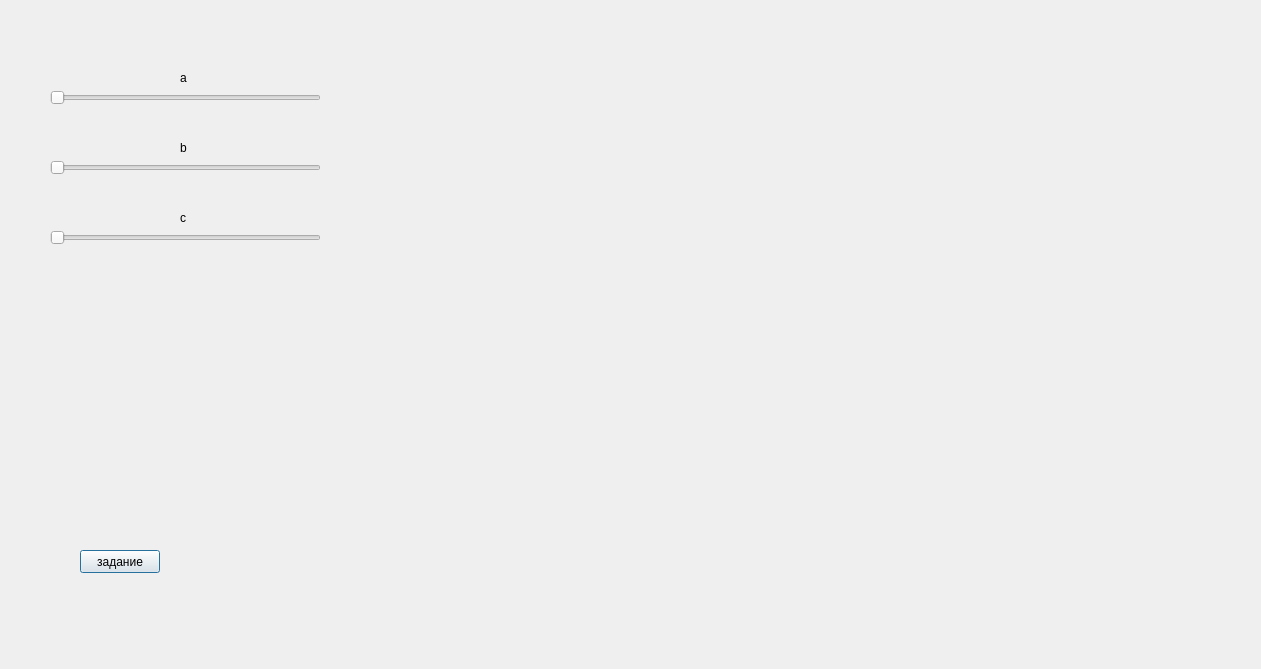
First picture: the form in client/graph.ui, repository LSD00/TIMP-project, before the edit.
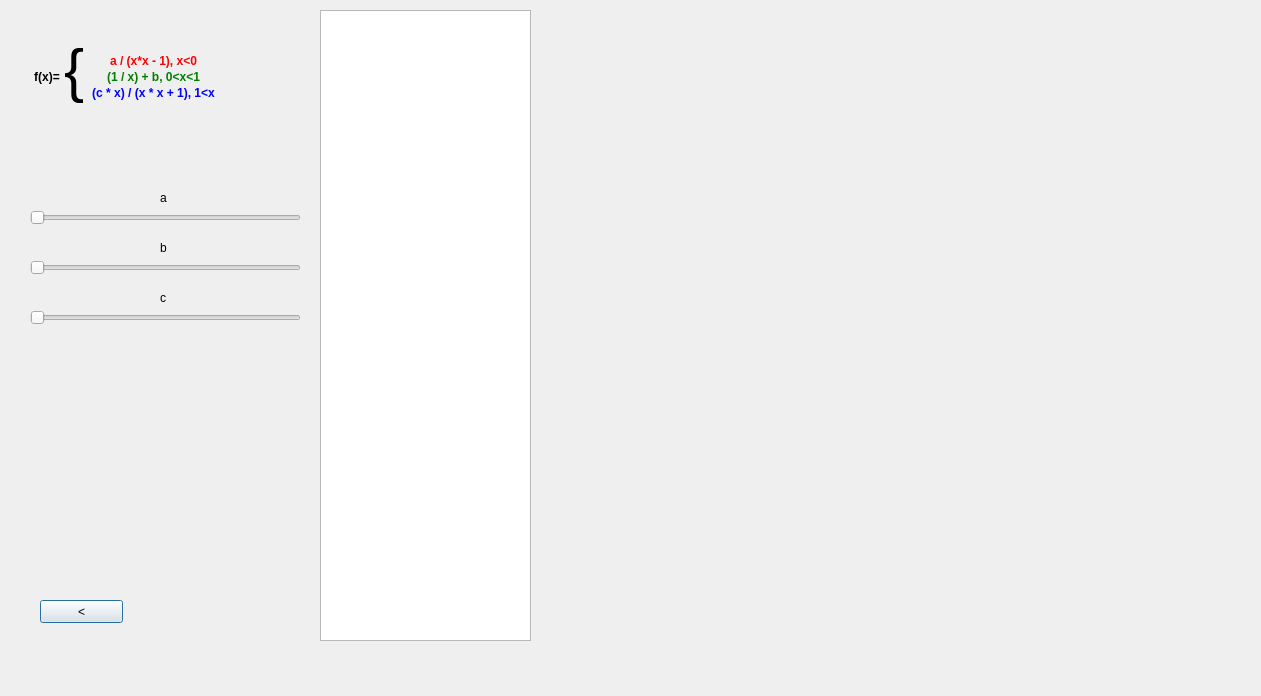
Second picture: the form after the edit. Custom widgets are drawn as their Qt base class.

Diff of the .ui file:
```diff
--- a/client/graph.ui
+++ b/client/graph.ui
@@ -7,17 +7,20 @@
     <x>0</x>
     <y>0</y>
     <width>1261</width>
-    <height>669</height>
+    <height>696</height>
    </rect>
   </property>
   <property name="windowTitle">
    <string>Dialog</string>
   </property>
+  <property name="styleSheet">
+   <string notr="true">backround = rgb(255, 255, 255)</string>
+  </property>
   <widget class="QSlider" name="horizontalSlider">
    <property name="geometry">
     <rect>
-     <x>50</x>
-     <y>90</y>
+     <x>30</x>
+     <y>210</y>
      <width>271</width>
      <height>16</height>
     </rect>
@@ -32,15 +35,15 @@
      <x>549</x>
      <y>9</y>
      <width>701</width>
-     <height>651</height>
+     <height>671</height>
     </rect>
    </property>
   </widget>
   <widget class="QSlider" name="horizontalSlider_2">
    <property name="geometry">
     <rect>
-     <x>50</x>
-     <y>160</y>
+     <x>30</x>
+     <y>260</y>
      <width>271</width>
      <height>16</height>
     </rect>
@@ -52,8 +55,8 @@
   <widget class="QSlider" name="horizontalSlider_3">
    <property name="geometry">
     <rect>
-     <x>50</x>
-     <y>230</y>
+     <x>30</x>
+     <y>310</y>
      <width>271</width>
      <height>16</height>
     </rect>
@@ -65,8 +68,8 @@
   <widget class="QLabel" name="label">
    <property name="geometry">
     <rect>
-     <x>180</x>
-     <y>70</y>
+     <x>160</x>
+     <y>190</y>
      <width>52</width>
      <height>15</height>
     </rect>
@@ -78,8 +81,8 @@
   <widget class="QLabel" name="label_2">
    <property name="geometry">
     <rect>
-     <x>180</x>
-     <y>140</y>
+     <x>160</x>
+     <y>240</y>
      <width>52</width>
      <height>15</height>
     </rect>
@@ -91,8 +94,8 @@
   <widget class="QLabel" name="label_3">
    <property name="geometry">
     <rect>
-     <x>180</x>
-     <y>210</y>
+     <x>160</x>
+     <y>290</y>
      <width>52</width>
      <height>15</height>
     </rect>
@@ -101,17 +104,67 @@
     <string>c</string>
    </property>
   </widget>
+  <widget class="QTableWidget" name="tableWidget">
+   <property name="geometry">
+    <rect>
+     <x>320</x>
+     <y>10</y>
+     <width>211</width>
+     <height>631</height>
+    </rect>
+   </property>
+  </widget>
   <widget class="QPushButton" name="pushButton">
    <property name="geometry">
     <rect>
-     <x>80</x>
-     <y>550</y>
-     <width>80</width>
+     <x>40</x>
+     <y>600</y>
+     <width>83</width>
      <height>23</height>
     </rect>
    </property>
    <property name="text">
-    <string>задание</string>
+    <string>&lt;</string>
+   </property>
+  </widget>
+  <widget class="QLabel" name="label_4">
+   <property name="geometry">
+    <rect>
+     <x>30</x>
+     <y>30</y>
+     <width>261</width>
+     <height>81</height>
+    </rect>
+   </property>
+   <property name="text">
+    <string>&lt;html&gt;
+&lt;head/&gt;
+&lt;body&gt;
+&lt;table&gt;
+ &lt;tr&gt;
+     &lt;td&gt;
+     &lt;table border=&quot;0&quot;&gt;
+       &lt;tr&gt;&lt;/tr&gt;
+       &lt;tr&gt;&lt;td&gt;&lt;/td&gt;&lt;/tr&gt;
+       &lt;tr&gt;&lt;td align=&quot;center&quot; style=&quot;font-weight: bold;&quot;&gt;f(x)=&lt;/td&gt;&lt;/tr&gt;
+       &lt;tr&gt;&lt;td&gt;&lt;/td&gt;&lt;/tr&gt;
+     &lt;/table&gt;
+   &lt;/td&gt;
+   &lt;td&gt;
+     &lt;span style=&quot;font-size:45pt;&quot;&gt;{&lt;/span&gt;
+   &lt;/td&gt;
+   &lt;td&gt;
+     &lt;table border=&quot;0&quot;&gt;
+       &lt;tr&gt;&lt;/tr&gt;
+       &lt;tr&gt;&lt;td align=&quot;center&quot; style=&quot;color: red;&quot; style=&quot;font-weight: bold;&quot;&gt;a / (x*x - 1), x&amp;lt;0&lt;/td&gt;&lt;/tr&gt;
+       &lt;tr&gt;&lt;td align=&quot;center&quot; style=&quot;color: green;&quot; style=&quot;font-weight: bold;&quot;&gt;(1 / x) + b, 0&amp;lt;x&amp;lt;1&lt;/td&gt;&lt;/tr&gt;
+       &lt;tr&gt;&lt;td align=&quot;center&quot; style=&quot;color: blue;&quot; style=&quot;font-weight: bold;&quot;&gt;(c * x) / (x * x + 1), 1&amp;lt;x&lt;/td&gt;&lt;/tr&gt;
+     &lt;/table&gt;
+   &lt;/td&gt;
+ &lt;/tr&gt;
+&lt;/table&gt;
+&lt;/body&gt;
+&lt;/html&gt;</string>
    </property>
   </widget>
  </widget>
```
